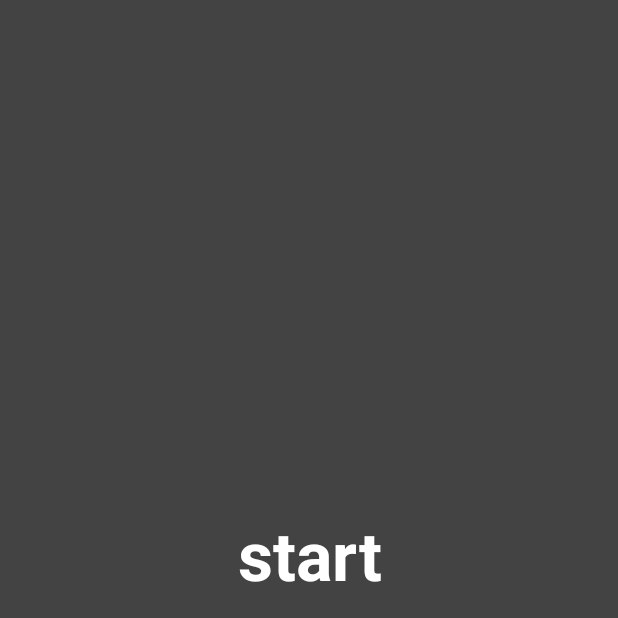
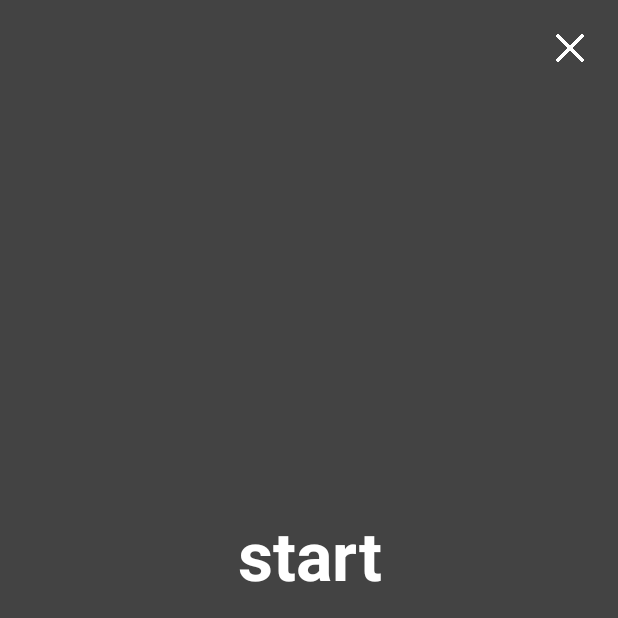
Before and after one commit to 07Pedro/Triolingo, an Android app: the screen it shows after launch (MainActivity), on a phone screen of 412 x 824 dp, the top half of it. Run offline under Robolectric (Android 15) with nearby library versions, the phone set to English and light mode, and no system bars.

Commit message:
added last button functions

```diff
--- a/app/src/main/java/ch/petrce/triolingo/MainActivity.java
+++ b/app/src/main/java/ch/petrce/triolingo/MainActivity.java
@@ -1,8 +1,8 @@
 package ch.petrce.triolingo;
 
-import static android.content.ContentValues.TAG;
 import android.Manifest;
 
+import android.annotation.SuppressLint;
 import android.content.Context;
 import android.content.pm.PackageManager;
 import android.graphics.Color;
@@ -15,6 +15,8 @@ import android.os.Bundle;
 import android.util.Log;
 import android.view.MotionEvent;
 import android.view.View;
+import android.widget.Button;
+import android.widget.ImageButton;
 import android.widget.LinearLayout;
 import android.widget.ProgressBar;
 import android.widget.TextView;
@@ -43,8 +45,9 @@ public class MainActivity extends AppCompatActivity implements SensorEventListen
     private LinearLayout linearLayout;
     private TextView progressText;
     private ProgressBar progressBar;
-    private View buttonMoreExercises;
-    private View buttonRemindMeLater;
+    private Button buttonMoreExercises;
+    private Button buttonRemindMeLater;
+    private ImageButton closeButton;
     private View rootView;
     private SensorManager sensorManager;
     private Sensor accelerometer;
@@ -54,6 +57,7 @@ public class MainActivity extends AppCompatActivity implements SensorEventListen
     private boolean flipDetected = false; // stops multiple flipping
 
 
+    @SuppressLint({"MissingInflatedId", "WrongViewCast"})
     @Override
     protected void onCreate(Bundle savedInstanceState) {
         super.onCreate(savedInstanceState);
@@ -71,8 +75,8 @@ public class MainActivity extends AppCompatActivity implements SensorEventListen
         vocabList = JsonLoader.loadVocabulary(this); // call loadfunction for vocablist
         progressText = findViewById(R.id.progressText); // get progress text
         progressBar = findViewById(R.id.progressBar); // get progress bar
-        buttonMoreExercises = findViewById(R.id.button2); // get button restart
-        buttonRemindMeLater = findViewById(R.id.button4); // get button notify
+        buttonMoreExercises = findViewById(R.id.exerciseButton); // get button restart
+        buttonRemindMeLater = findViewById(R.id.remindButton); // get button notify
 
         buttonMoreExercises.setOnClickListener(v -> restartExercise()); // on restart button click call restartExercise func.
 
@@ -118,6 +122,18 @@ public class MainActivity extends AppCompatActivity implements SensorEventListen
         }
 
         AlarmScheduler.scheduleDailyNotification(this); // start schedule
+
+
+        buttonRemindMeLater.setOnClickListener(v -> {
+            // schedule notification in 2 hours
+            ch.petrce.triolingo.notifications.AlarmScheduler
+                    .scheduleReminderInHours(MainActivity.this, 2);
+
+            // close app
+            finish();
+        });
+        closeButton = findViewById(R.id.closeButton);
+        closeButton.setOnClickListener(v -> finish());
     }
 
     @Override
@@ -262,8 +278,8 @@ public class MainActivity extends AppCompatActivity implements SensorEventListen
         waitingForFlip = false;
         showingWord = true;
 
-        findViewById(R.id.button2).setVisibility(View.INVISIBLE);
-        findViewById(R.id.button4).setVisibility(View.INVISIBLE);
+        findViewById(R.id.exerciseButton).setVisibility(View.INVISIBLE);
+        findViewById(R.id.remindButton).setVisibility(View.INVISIBLE);
         linearLayout.setVisibility(View.VISIBLE);
         wordText.setVisibility(View.VISIBLE);
         translationText.setVisibility(View.INVISIBLE);
@@ -283,8 +299,8 @@ public class MainActivity extends AppCompatActivity implements SensorEventListen
         progressBar.setVisibility(View.INVISIBLE);
         linearLayout.setVisibility(View.INVISIBLE);
 
-        findViewById(R.id.button2).setVisibility(View.VISIBLE); // More Exercises
-        findViewById(R.id.button4).setVisibility(View.VISIBLE); // Remind me later
+        findViewById(R.id.exerciseButton).setVisibility(View.VISIBLE); // More Exercises
+        findViewById(R.id.remindButton).setVisibility(View.VISIBLE); // Remind me later
     }
 
     private void loadFilteredVocabulary() {
--- a/app/src/main/res/layout/activity_main.xml
+++ b/app/src/main/res/layout/activity_main.xml
@@ -86,7 +86,7 @@
         tools:ignore="MissingConstraints" />
 
     <Button
-        android:id="@+id/button2"
+        android:id="@+id/exerciseButton"
         android:layout_width="308dp"
         android:layout_height="91dp"
         android:layout_marginStart="52dp"
@@ -105,7 +105,7 @@
         tools:visibility="invisible" />
 
     <Button
-        android:id="@+id/button4"
+        android:id="@+id/remindButton"
         android:layout_width="308dp"
         android:layout_height="91dp"
         android:layout_marginStart="51dp"
@@ -123,19 +123,18 @@
         tools:ignore="MissingConstraints"
         tools:visibility="invisible" />
 
-    <Button
-        android:id="@+id/button5"
-        android:layout_width="51dp"
-        android:layout_height="49dp"
-        android:layout_marginStart="344dp"
+    <ImageButton
+        android:id="@+id/closeButton"
+        android:layout_width="32dp"
+        android:layout_height="32dp"
+        android:src="@drawable/kreuzmarkierung"
+        android:scaleType="centerInside"
+        android:background="?attr/selectableItemBackgroundBorderless"
         android:layout_marginTop="16dp"
         android:layout_marginEnd="16dp"
-        android:layout_marginBottom="849dp"
-        android:background="@android:drawable/ic_menu_close_clear_cancel"
-        app:layout_constraintBottom_toBottomOf="parent"
-        app:layout_constraintEnd_toEndOf="parent"
-        app:layout_constraintStart_toStartOf="parent"
         app:layout_constraintTop_toTopOf="parent"
-        tools:ignore="MissingConstraints" />
+        app:layout_constraintEnd_toEndOf="parent" />
+
+
 
 </androidx.constraintlayout.widget.ConstraintLayout>
```
Also changed, not shown: app/src/main/java/ch/petrce/triolingo/notifications/AlarmScheduler.java (+23 -0 lines), app/src/main/res/drawable/kreuzmarkierung.png (added).
